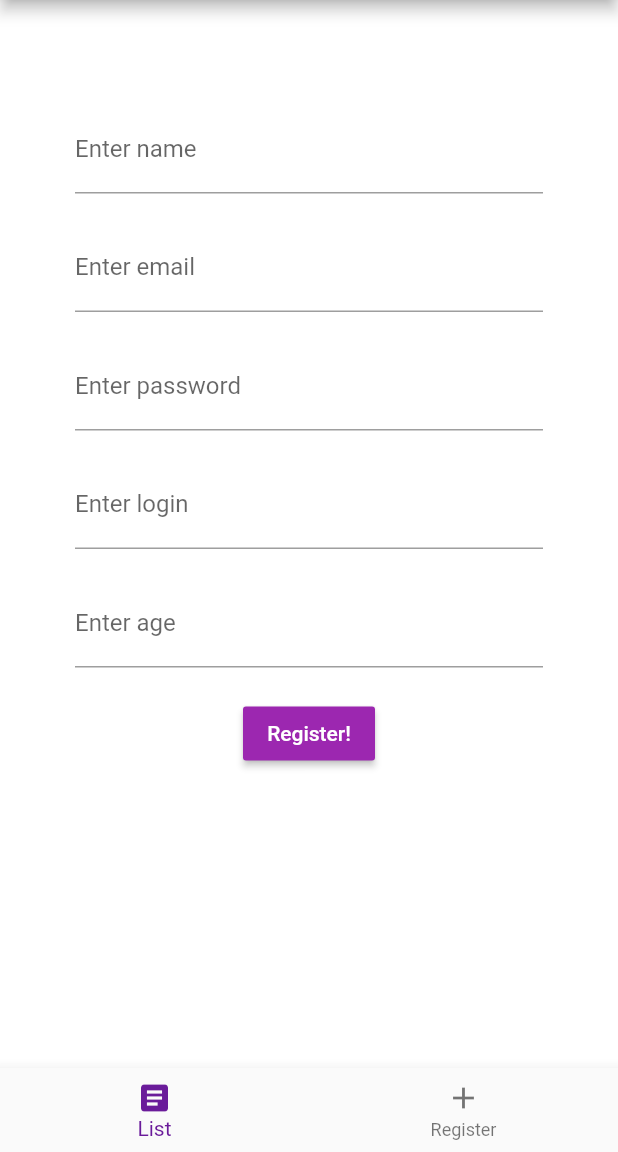
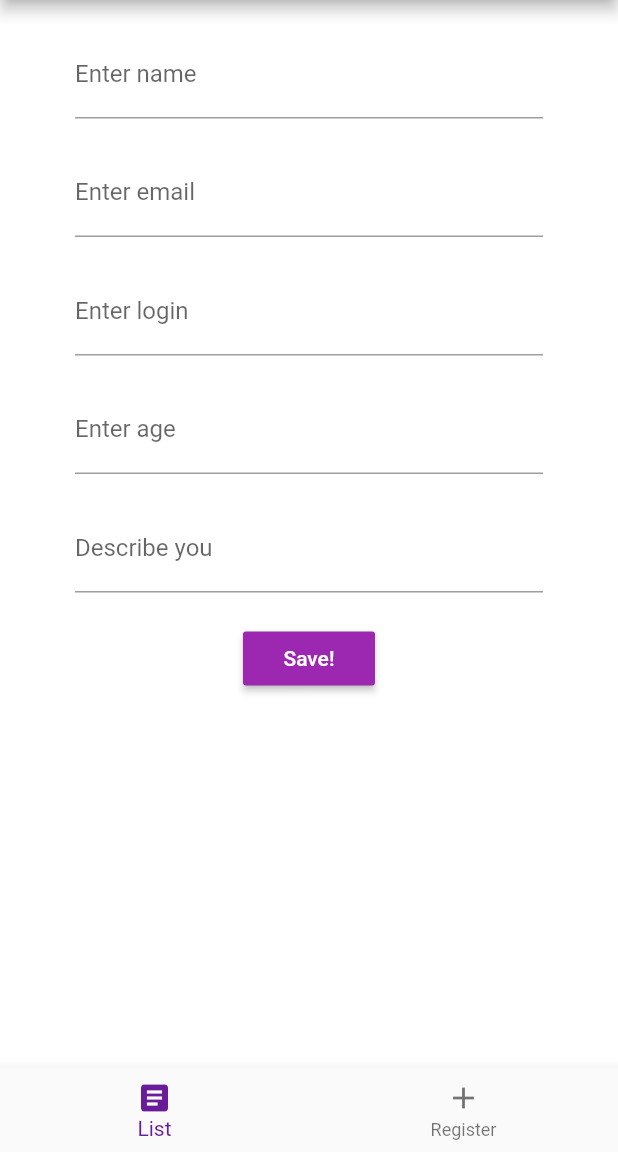
Before and after one commit to MarcosVAdS/unityapp, a Flutter app: the screen it shows once a user with an empty profile is signed in, on a phone screen of 412 x 824 dp, the part 84-1236 px from its top. Run offline on Flutter 3.47's test engine with Material 2 defaults, Android fonts, the light colour scheme and no system bars; our stand-ins replace cloud_firestore, firebase_auth, firebase_core, localstorage, random_string; accounts and stored records are empty; network calls fail.

Commit message:
salvando dados no banco

```diff
--- a/unityapp/lib/screens/home/form.dart
+++ b/unityapp/lib/screens/home/form.dart
@@ -1,5 +1,7 @@
 import 'package:flutter/material.dart';
 import 'package:unityapp/services/authenticate.dart';
+import 'package:unityapp/services/database.dart';
+import 'package:flutter/services.dart';
 
 class FormParticipant extends StatefulWidget {
   @override
@@ -7,21 +9,21 @@ class FormParticipant extends StatefulWidget {
 }
 
 class _FormParticipantState extends State<FormParticipant> {
-  final Auth _auth = Auth();
+  final user = Auth().storage.getItem('user');
+
+  String name = '';
   String email = '';
-  String password = '';
-  String name = '';
   String login = '';
-  String age = '';
-  bool active = false;
+  String bio = '';
+  int age;
 
   @override
   Widget build(BuildContext context) {
     return Scaffold(
       resizeToAvoidBottomPadding: false,
       backgroundColor: Colors.white,
-      body: Container(
-        padding: EdgeInsets.symmetric(vertical: 50, horizontal: 50),
+      body: SingleChildScrollView(
+        padding: EdgeInsets.symmetric(horizontal: 50),
         child: Form(
           child: Column(
             children: <Widget>[
@@ -45,18 +47,7 @@ class _FormParticipantState extends State<FormParticipant> {
               ),
               SizedBox(height: 20),
               TextFormField(
-                decoration: InputDecoration(labelText: 'Enter password'),
-                obscureText: true,
-                onChanged: (value) {
-                  setState(() {
-                    password = value;
-                  });
-                },
-              ),
-              SizedBox(height: 20),
-              TextFormField(
                 decoration: InputDecoration(labelText: 'Enter login'),
-                obscureText: true,
                 onChanged: (value) {
                   setState(() {
                     login = value;
@@ -67,23 +58,32 @@ class _FormParticipantState extends State<FormParticipant> {
               TextField(
                 decoration: InputDecoration(labelText: 'Enter age'),
                 keyboardType: TextInputType.number,
-                obscureText: true,
+                inputFormatters: [FilteringTextInputFormatter.digitsOnly],
                 onChanged: (value) {
                   setState(() {
-                    age = value;
+                    age = int.parse(value);
+                  });
+                },
+              ),
+              SizedBox(height: 20),
+              TextFormField(
+                decoration: InputDecoration(labelText: 'Describe you'),
+                onChanged: (value) {
+                  setState(() {
+                    bio = value;
                   });
                 },
               ),
               SizedBox(height: 20),
               RaisedButton(
                   child: Text(
-                    'Register!',
+                    'Save!',
                     style: TextStyle(color: Colors.white),
                   ),
                   color: Colors.purple,
                   onPressed: () async {
-                    print(email);
-                    print(password);
+                    await Database(uid: user)
+                        .createParticipant(name, email, age, login, bio);
                   })
             ],
           ),
--- a/unityapp/lib/screens/login/register.dart
+++ b/unityapp/lib/screens/login/register.dart
@@ -35,7 +35,7 @@ class _RegisterState extends State<Register> {
           )
         ],
       ),
-      body: Container(
+      body: SingleChildScrollView(
         padding: EdgeInsets.symmetric(vertical: 50, horizontal: 50),
         child: Form(
           key: _formKey,
--- a/unityapp/lib/screens/login/singin.dart
+++ b/unityapp/lib/screens/login/singin.dart
@@ -35,7 +35,7 @@ class _SingInState extends State<SingIn> {
           )
         ],
       ),
-      body: Container(
+      body: SingleChildScrollView(
         padding: EdgeInsets.symmetric(vertical: 50, horizontal: 50),
         child: Form(
           key: _formKey,
--- a/unityapp/lib/services/authenticate.dart
+++ b/unityapp/lib/services/authenticate.dart
@@ -1,9 +1,11 @@
 import 'package:firebase_auth/firebase_auth.dart';
 import 'package:unityapp/models/user.dart';
+import 'package:localstorage/localstorage.dart';
 
 class Auth {
   //_ beacause auth is private
   final FirebaseAuth _auth = FirebaseAuth.instance;
+  final LocalStorage storage = new LocalStorage('user');
 
   UserModel _user(User user) {
     return user != null ? UserModel(uid: user.uid) : null;
@@ -45,6 +47,8 @@ class Auth {
       UserCredential result = await _auth.signInWithEmailAndPassword(
           email: email, password: password);
       User user = result.user;
+      storage.setItem('user', user.uid);
+      print(user.uid);
       return _user(user);
     } catch (error) {
       print(error.toString());
--- a/unityapp/lib/services/database.dart
+++ b/unityapp/lib/services/database.dart
@@ -1,22 +1,25 @@
 import 'package:cloud_firestore/cloud_firestore.dart';
+import 'package:random_string/random_string.dart';
 
 class Database {
+  String key = randomString(28);
   final String uid;
 
   Database({this.uid});
 
-  final CollectionReference participantsColection =
-      FirebaseFirestore.instance.collection('participants');
+  final CollectionReference personColection =
+      FirebaseFirestore.instance.collection('user');
 
-  Future createParticipant(String name, String email, int age, String login,
-      String password, bool active) async {
-    return await participantsColection.doc(uid).set({
+  Future createParticipant(
+      String name, String email, int age, String login, String bio) async {
+    return await personColection.doc(key).set({
       'name': name,
       'email': email,
       'age': age,
       'login': login,
-      'password': password,
-      'active': active
+      'bio': bio,
     });
   }
+
+  Future getParticipants() {}
 }
--- a/unityapp/pubspec.yaml
+++ b/unityapp/pubspec.yaml
@@ -32,6 +32,8 @@ dependencies:
   cloud_firestore: ^0.14.4
   firebase_core: ^0.5.0
   provider: ^4.3.2+3
+  localstorage: ^3.0.6
+  random_string: ^2.1.0
 
 dev_dependencies:
   flutter_test:
```
Also changed, not shown: unityapp/lib/screens/home/list.dart (+31 -18 lines), unityapp/assets/user.jpg (added), unityapp/pubspec.lock.
